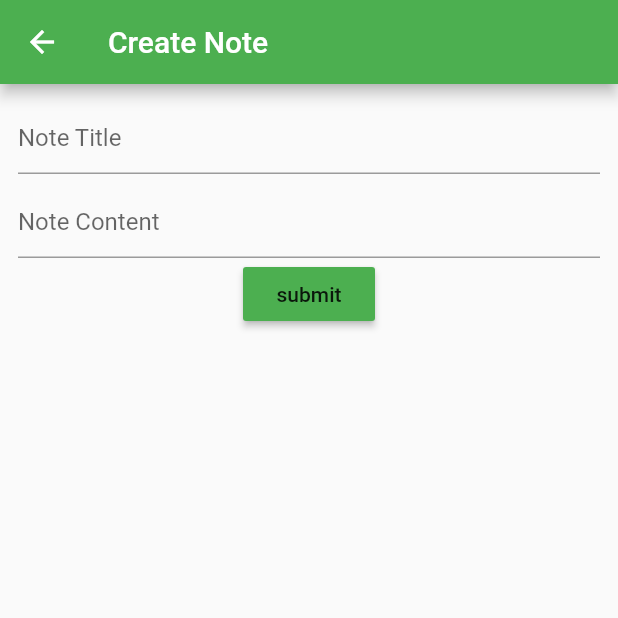
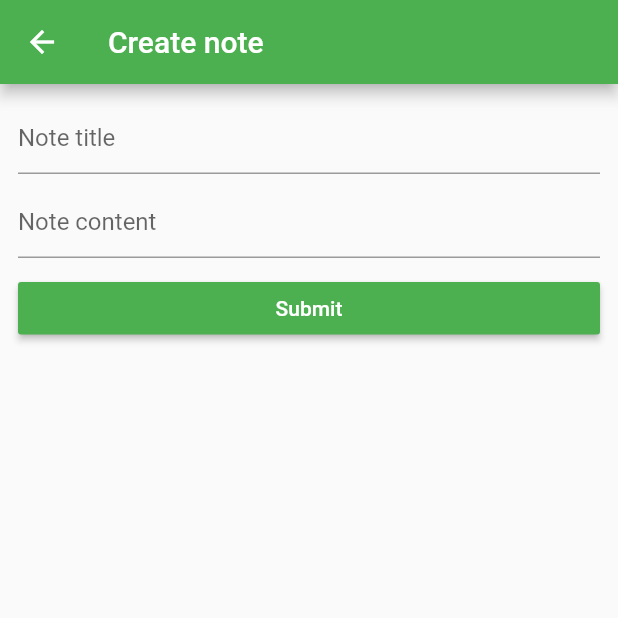
Before and after one commit to ramimhossain12/Notes-Api-Application, a Flutter app: the NoteModify screen opened directly, on a phone screen of 412 x 824 dp, the top half of it. Run offline on Flutter 3.47's test engine with Material 2 defaults, Android fonts, the phone set to English and light mode, and no system bars; our stand-ins replace get_it; network calls fail.

Commit message:
update note 3

```diff
--- a/lib/models/api_response.dart
+++ b/lib/models/api_response.dart
@@ -1,5 +1,4 @@
-class APIResponse<T>{
-
+class APIResponse<T> {
   T data;
   bool error;
   String errorMessage;
--- a/lib/models/note_for_listing.dart
+++ b/lib/models/note_for_listing.dart
@@ -1,10 +1,8 @@
-class NoteForListing{
-
+class NoteForListing {
   String noteID;
   String noteTitle;
   DateTime createDateTime;
   DateTime latestEditDateTime;
 
-  NoteForListing(this.noteID, this.noteTitle, this.createDateTime,
-      this.latestEditDateTime);
+  NoteForListing({this.noteID, this.noteTitle, this.createDateTime, this.latestEditDateTime});
 }
--- a/lib/views/note_list.dart
+++ b/lib/views/note_list.dart
@@ -90,9 +90,7 @@ class _NoteListState extends State<NoteList> {
                       style: TextStyle(color: Theme.of(context).primaryColor),
                     ),
                     subtitle: Text(
-                        'Last edited on ${formatDateTime(_apiResponse.data[index].latestEditDateTime ??
-                            _apiResponse.data[index].createDateTime)}'),
-
+                        'Last edited on ${formatDateTime(_apiResponse.data[index].latestEditDateTime ?? _apiResponse.data[index].createDateTime)}'),
                     onTap: () {
                       Navigator.of(context).push(MaterialPageRoute(
                           builder: (_) => NoteModify(
--- a/lib/views/note_modify.dart
+++ b/lib/views/note_modify.dart
@@ -1,48 +1,49 @@
 import 'package:flutter/material.dart';
 
 class NoteModify extends StatelessWidget {
-  final String  noteID;
+
+  final String noteID;
   bool get isEditing => noteID != null;
+
   NoteModify({this.noteID});
 
   @override
   Widget build(BuildContext context) {
     return Scaffold(
-      appBar: AppBar(title: Text(isEditing ? "Edit Note": "Create Note"  )),
-      body:  Padding(
+      appBar: AppBar(title: Text(isEditing ? 'Edit note' : 'Create note')),
+      body: Padding(
         padding: const EdgeInsets.all(12.0),
         child: Column(
-
-          children: [
+          children: <Widget>[
             TextField(
               decoration: InputDecoration(
-                  hintText: "Note Title"
+                  hintText: 'Note title'
               ),
             ),
 
-            Container(
-              height: 8,
-            ),
+            Container(height: 8),
+
             TextField(
               decoration: InputDecoration(
-                  hintText: "Note Content"
+                  hintText: 'Note content'
               ),
             ),
-            RaisedButton(
-              child: Text("submit"),
-              color: Theme.of(context).primaryColor,
-              onPressed: (){
-                if(isEditing){
 
-                }else{
+            Container(height: 16),
 
-                }
-                Navigator.of(context).pop();
-              },
+            SizedBox(
+              width: double.infinity,
+              height: 35,
+              child: RaisedButton(
+                child: Text('Submit', style: TextStyle(color: Colors.white)),
+                color: Theme.of(context).primaryColor,
+                onPressed: () {
+                  Navigator.of(context).pop();
+                },
+              ),
             )
           ],
         ),
-
       ),
     );
   }
```
Also changed, not shown: lib/service/notes_service.dart (+60 -13 lines), lib/views/note_delet.dart (+8 -10 lines).
